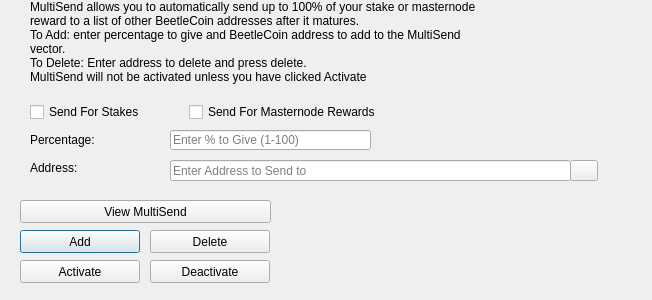
Above: src/qt/forms/multisenddialog.ui from beetledev/Wallet before the change. Below: the same form after it.
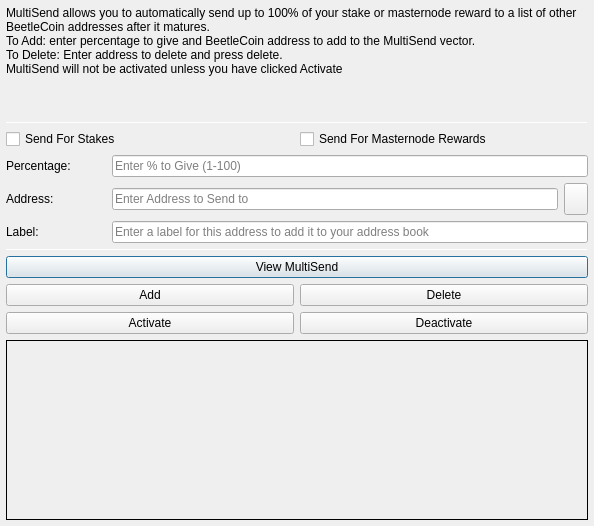
That is the form after the change. Icons and pictures are not drawn.

What changed in the file:
```diff
--- a/src/qt/forms/multisenddialog.ui
+++ b/src/qt/forms/multisenddialog.ui
@@ -9,54 +9,30 @@
    <rect>
     <x>0</x>
     <y>0</y>
-    <width>652</width>
-    <height>300</height>
+    <width>594</width>
+    <height>526</height>
    </rect>
   </property>
   <property name="windowTitle">
    <string>MultiSend</string>
   </property>
-  <widget class="QLineEdit" name="multiSendPercentEdit">
-   <property name="geometry">
-    <rect>
-     <x>170</x>
-     <y>130</y>
-     <width>201</width>
-     <height>20</height>
-    </rect>
+  <layout class="QVBoxLayout" name="verticalLayout" stretch="0">
+   <property name="leftMargin">
+    <number>6</number>
    </property>
-   <property name="toolTip">
-    <string>Enter whole numbers 1 - 100</string>
+   <property name="topMargin">
+    <number>6</number>
    </property>
-   <property name="placeholderText">
-    <string>Enter % to Give (1-100)</string>
+   <property name="rightMargin">
+    <number>6</number>
    </property>
-  </widget>
-  <widget class="QLineEdit" name="multiSendAddressEdit">
-   <property name="geometry">
-    <rect>
-     <x>170</x>
-     <y>160</y>
-     <width>401</width>
-     <height>21</height>
-    </rect>
+   <property name="bottomMargin">
+    <number>6</number>
    </property>
-   <property name="toolTip">
-    <string/>
-   </property>
-   <property name="placeholderText">
-    <string>Enter Address to Send to</string>
-   </property>
-  </widget>
+   <item>
+    <layout class="QVBoxLayout" name="verticalLayout_Main" stretch="1,1,1,0,1,1,1">
+     <item>
   <widget class="QLabel" name="label_2">
-   <property name="geometry">
-    <rect>
-     <x>30</x>
-     <y>0</y>
-     <width>451</width>
-     <height>121</height>
-    </rect>
-   </property>
    <property name="lineWidth">
     <number>1</number>
    </property>
@@ -73,88 +49,55 @@
     <bool>true</bool>
    </property>
   </widget>
-  <widget class="QLabel" name="message">
-   <property name="geometry">
-    <rect>
-     <x>290</x>
-     <y>200</y>
-     <width>351</width>
-     <height>91</height>
-    </rect>
-   </property>
-   <property name="text">
-    <string/>
-   </property>
-  </widget>
-  <widget class="QPushButton" name="addButton">
-   <property name="geometry">
-    <rect>
-     <x>20</x>
-     <y>230</y>
-     <width>120</width>
-     <height>23</height>
-    </rect>
-   </property>
-   <property name="toolTip">
-    <string/>
-   </property>
-   <property name="statusTip">
-    <string>Add to MultiSend Vector</string>
-   </property>
-   <property name="text">
-    <string>Add</string>
-   </property>
-  </widget>
-  <widget class="QPushButton" name="disableButton">
-   <property name="geometry">
-    <rect>
-     <x>150</x>
-     <y>260</y>
-     <width>120</width>
-     <height>23</height>
-    </rect>
-   </property>
-   <property name="statusTip">
-    <string>Deactivate MultiSend</string>
-   </property>
+     </item>
+     <item>
+      <widget class="Line" name="line">
+       <property name="minimumSize">
+        <size>
+         <width>0</width>
+         <height>1</height>
+        </size>
+       </property>
+       <property name="maximumSize">
+        <size>
+         <width>16777215</width>
+         <height>1</height>
+        </size>
+       </property>
+       <property name="orientation">
+        <enum>Qt::Horizontal</enum>
+       </property>
+      </widget>
+     </item>
+     <item>
+      <layout class="QVBoxLayout" name="verticalLayout_Settings">
+       <item>
+        <layout class="QHBoxLayout" name="horizontalLayout">
+         <item>
+          <widget class="QCheckBox" name="multiSendStakeCheckBox">
    <property name="text">
-    <string>Deactivate</string>
-   </property>
-  </widget>
-  <widget class="QPushButton" name="addressBookButton">
-   <property name="geometry">
-    <rect>
-     <x>570</x>
-     <y>160</y>
-     <width>28</width>
-     <height>21</height>
-    </rect>
-   </property>
-   <property name="toolTip">
-    <string>Choose an address from the address book</string>
-   </property>
+            <string>Send For Stakes</string>
+           </property>
+          </widget>
+         </item>
+         <item>
+          <widget class="QCheckBox" name="multiSendMasternodeCheckBox">
    <property name="text">
-    <string/>
-   </property>
-   <property name="icon">
-    <iconset resource="../beetlecoin.qrc">
-     <normaloff>:/icons/address-book</normaloff>:/icons/address-book</iconset>
-   </property>
-   <property name="shortcut">
-    <string>Alt+A</string>
-   </property>
-   <property name="autoDefault">
-    <bool>false</bool>
-   </property>
-  </widget>
+            <string>Send For Masternode Rewards</string>
+           </property>
+          </widget>
+         </item>
+        </layout>
+       </item>
+       <item>
+        <layout class="QHBoxLayout" name="horizontalLayout_6">
+         <item>
   <widget class="QLabel" name="label">
-   <property name="geometry">
-    <rect>
-     <x>30</x>
-     <y>130</y>
-     <width>121</width>
-     <height>20</height>
-    </rect>
+           <property name="minimumSize">
+            <size>
+             <width>100</width>
+             <height>0</height>
+            </size>
    </property>
    <property name="toolTip">
     <string>Percentage of stake to send</string>
@@ -163,14 +106,28 @@
     <string>Percentage:</string>
    </property>
   </widget>
+         </item>
+         <item>
+          <widget class="QLineEdit" name="multiSendPercentEdit">
+           <property name="toolTip">
+            <string>Enter whole numbers 1 - 100</string>
+           </property>
+           <property name="placeholderText">
+            <string>Enter % to Give (1-100)</string>
+           </property>
+          </widget>
+         </item>
+        </layout>
+       </item>
+       <item>
+        <layout class="QHBoxLayout" name="horizontalLayout_7">
+         <item>
   <widget class="QLabel" name="label_5">
-   <property name="geometry">
-    <rect>
-     <x>30</x>
-     <y>160</y>
-     <width>111</width>
-     <height>16</height>
-    </rect>
+           <property name="minimumSize">
+            <size>
+             <width>100</width>
+             <height>0</height>
+            </size>
    </property>
    <property name="toolTip">
     <string>Address to send portion of stake to</string>
@@ -179,15 +136,123 @@
     <string>Address:</string>
    </property>
   </widget>
+         </item>
+         <item>
+          <widget class="QLineEdit" name="multiSendAddressEdit">
+           <property name="toolTip">
+            <string/>
+           </property>
+           <property name="placeholderText">
+            <string>Enter Address to Send to</string>
+           </property>
+          </widget>
+         </item>
+         <item>
+          <widget class="QToolButton" name="addressBookButton">
+           <property name="maximumSize">
+            <size>
+             <width>16777215</width>
+             <height>32</height>
+            </size>
+           </property>
+           <property name="toolTip">
+            <string>Choose an address from the address book</string>
+           </property>
+           <property name="text">
+            <string/>
+           </property>
+           <property name="icon">
+            <iconset resource="../beetlecoin.qrc">
+             <normaloff>:/icons/address-book</normaloff>:/icons/address-book</iconset>
+           </property>
+           <property name="shortcut">
+            <string>Alt+A</string>
+           </property>
+          </widget>
+         </item>
+        </layout>
+       </item>
+      </layout>
+     </item>
+     <item>
+      <layout class="QHBoxLayout" name="horizontalLayout_3">
+       <item>
+        <widget class="QLabel" name="label_3">
+         <property name="minimumSize">
+          <size>
+           <width>100</width>
+           <height>0</height>
+          </size>
+         </property>
+         <property name="text">
+          <string>Label:</string>
+         </property>
+        </widget>
+       </item>
+       <item>
+        <widget class="QLineEdit" name="labelAddressLabelEdit">
+         <property name="placeholderText">
+          <string>Enter a label for this address to add it to your address book</string>
+         </property>
+        </widget>
+       </item>
+      </layout>
+     </item>
+     <item>
+      <widget class="Line" name="line_2">
+       <property name="minimumSize">
+        <size>
+         <width>0</width>
+         <height>1</height>
+        </size>
+       </property>
+       <property name="maximumSize">
+        <size>
+         <width>16777215</width>
+         <height>1</height>
+        </size>
+       </property>
+       <property name="orientation">
+        <enum>Qt::Horizontal</enum>
+       </property>
+      </widget>
+     </item>
+     <item>
+      <layout class="QVBoxLayout" name="verticalLayout_Buttons">
+       <item>
+        <layout class="QHBoxLayout" name="horizontalLayout_4">
+         <item>
+          <widget class="QPushButton" name="viewButton">
+           <property name="toolTip">
+            <string/>
+           </property>
+           <property name="statusTip">
+            <string>View MultiSend Vector</string>
+           </property>
+           <property name="text">
+            <string>View MultiSend</string>
+           </property>
+          </widget>
+         </item>
+        </layout>
+       </item>
+       <item>
+        <layout class="QHBoxLayout" name="horizontalLayout_2">
+         <item>
+          <widget class="QPushButton" name="addButton">
+           <property name="toolTip">
+            <string/>
+           </property>
+           <property name="statusTip">
+            <string>Add to MultiSend Vector</string>
+           </property>
+           <property name="text">
+            <string>Add</string>
+           </property>
+          </widget>
+         </item>
+         <item>
   <widget class="QPushButton" name="deleteButton">
-   <property name="geometry">
-    <rect>
-     <x>150</x>
-     <y>230</y>
-     <width>120</width>
-     <height>23</height>
-    </rect>
-   </property>
    <property name="toolTip">
     <string/>
    </property>
@@ -198,15 +263,13 @@
     <string>Delete</string>
    </property>
   </widget>
+         </item>
+        </layout>
+       </item>
+       <item>
+        <layout class="QHBoxLayout" name="horizontalLayout_5">
+         <item>
   <widget class="QPushButton" name="activateButton">
-   <property name="geometry">
-    <rect>
-     <x>20</x>
-     <y>260</y>
-     <width>120</width>
-     <height>23</height>
-    </rect>
-   </property>
    <property name="statusTip">
     <string>Activate MultiSend</string>
    </property>
@@ -214,51 +277,55 @@
     <string>Activate</string>
    </property>
   </widget>
-  <widget class="QPushButton" name="viewButton">
-   <property name="geometry">
-    <rect>
-     <x>20</x>
-     <y>200</y>
-     <width>251</width>
-     <height>23</height>
-    </rect>
-   </property>
-   <property name="toolTip">
-    <string/>
-   </property>
+         </item>
+         <item>
+          <widget class="QPushButton" name="disableButton">
    <property name="statusTip">
     <string>View MultiSend Vector</string>
    </property>
    <property name="text">
-    <string>View MultiSend</string>
-   </property>
-  </widget>
-  <widget class="QWidget" name="horizontalLayoutWidget">
-   <property name="geometry">
-    <rect>
-     <x>30</x>
-     <y>100</y>
-     <width>351</width>
-     <height>24</height>
-    </rect>
-   </property>
-   <layout class="QHBoxLayout" name="horizontalLayout">
-    <item>
-     <widget class="QCheckBox" name="multiSendStakeCheckBox">
-      <property name="text">
-       <string>Send For Stakes</string>
-      </property>
-     </widget>
-    </item>
+            <string>Deactivate</string>
+           </property>
+          </widget>
+         </item>
+        </layout>
+       </item>
+      </layout>
+     </item>
     <item>
-     <widget class="QCheckBox" name="multiSendMasternodeCheckBox">
+      <widget class="QLabel" name="message">
+       <property name="minimumSize">
+        <size>
+         <width>0</width>
+         <height>180</height>
+        </size>
+       </property>
+       <property name="frameShape">
+        <enum>QFrame::Panel</enum>
+       </property>
+       <property name="frameShadow">
+        <enum>QFrame::Plain</enum>
+       </property>
+       <property name="lineWidth">
+        <number>1</number>
+       </property>
+       <property name="midLineWidth">
+        <number>1</number>
+       </property>
       <property name="text">
-       <string>Send For Masternode Rewards</string>
-      </property>
+        <string/>
+       </property>
+       <property name="alignment">
+        <set>Qt::AlignLeading|Qt::AlignLeft|Qt::AlignTop</set>
+       </property>
+       <property name="wordWrap">
+        <bool>true</bool>
+       </property>
      </widget>
     </item>
    </layout>
-  </widget>
+   </item>
+  </layout>
  </widget>
  <resources>
   <include location="../beetlecoin.qrc"/>
```
Left out of the diff: 2 changed lines with no effect on the pictures. Lines whose indentation alone changed are shown as unchanged.
